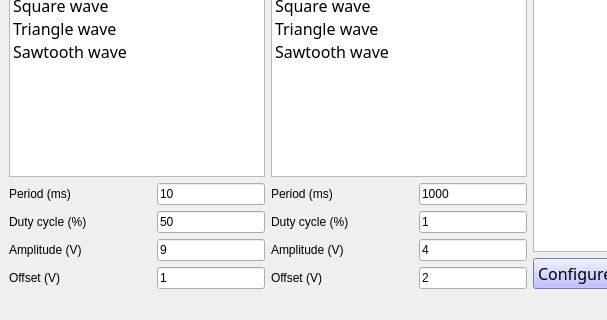
Old version of the form pylabnet/gui/pyqt/gui_templates/galvo_scan.ui in the repository lukingroup/pylabnet; both pictures show x 0 to 607 and y 105 to 425 of the 810 by 425 pixel window.
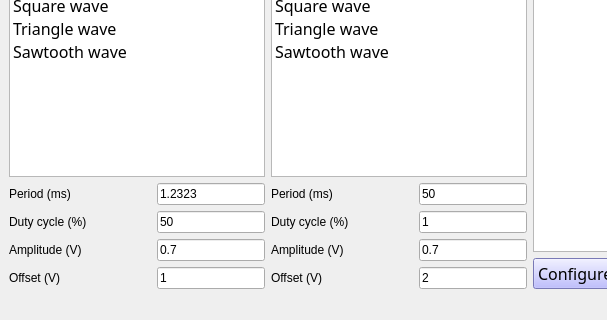
New version of the form.

Diff of the .ui file:
```diff
--- a/pylabnet/gui/pyqt/gui_templates/galvo_scan.ui
+++ b/pylabnet/gui/pyqt/gui_templates/galvo_scan.ui
@@ -92,7 +92,7 @@
              </sizepolicy>
             </property>
             <property name="text">
-             <string>10</string>
+             <string>1.2323</string>
             </property>
            </widget>
           </item>
@@ -140,7 +140,7 @@
              </sizepolicy>
             </property>
             <property name="text">
-             <string>9</string>
+             <string>0.7</string>
             </property>
            </widget>
           </item>
@@ -241,7 +241,7 @@
              </sizepolicy>
             </property>
             <property name="text">
-             <string>1000</string>
+             <string>50</string>
             </property>
            </widget>
           </item>
@@ -289,7 +289,7 @@
              </sizepolicy>
             </property>
             <property name="text">
-             <string>4</string>
+             <string>0.7</string>
             </property>
            </widget>
           </item>
```
